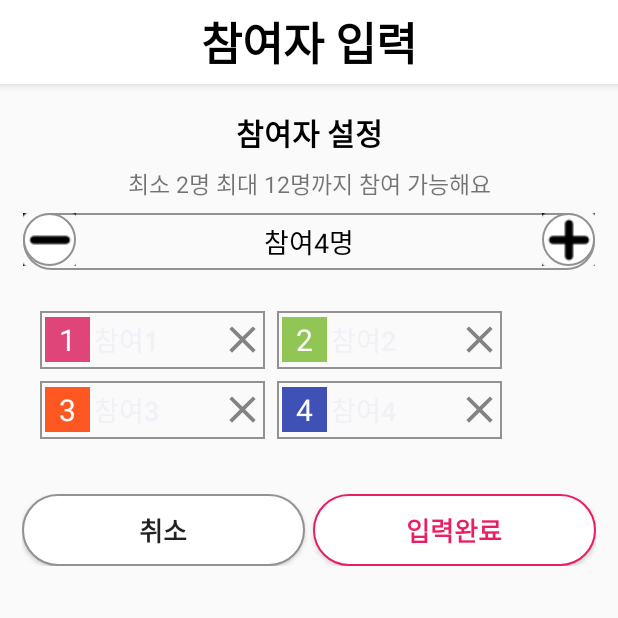
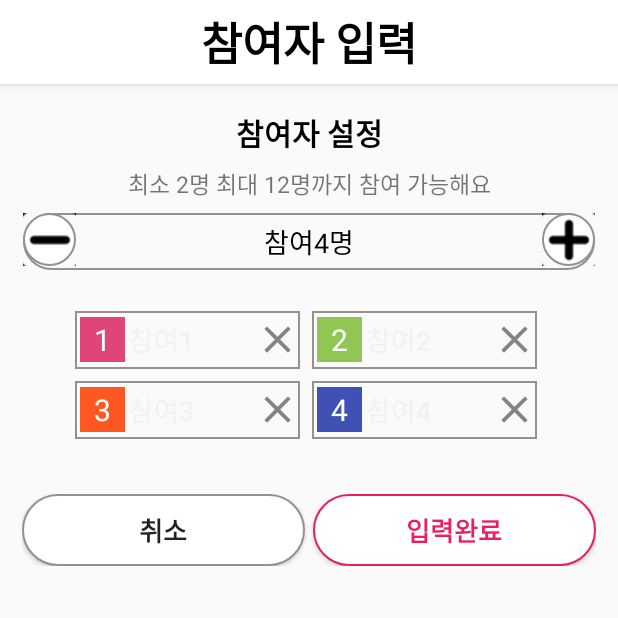
Before and after one commit to EunHoJeong/LadderGame, an Android app: the screen it shows after launch (ParticipantSetting), after a tap on "참여자 입력하기", on a phone screen of 412 x 824 dp, the top half of it. Run offline under Robolectric (Android 15) with nearby library versions, the phone set to English and light mode, and no system bars.

Commit message:
- Modify Result Screen -

```diff
--- a/app/build.gradle
+++ b/app/build.gradle
@@ -8,7 +8,7 @@ android {
 
     defaultConfig {
         applicationId "com.polared.laddergame"
-        minSdkVersion 15
+        minSdkVersion 22
         targetSdkVersion 30
         versionCode 1
         versionName "1.0"
--- a/app/src/main/AndroidManifest.xml
+++ b/app/src/main/AndroidManifest.xml
@@ -9,7 +9,8 @@
         android:roundIcon="@mipmap/ic_launcher_round"
         android:supportsRtl="true"
         android:theme="@style/Theme.LadderGame">
-        <activity android:name=".BetSetting"></activity>
+        <activity android:name=".BaseActivity"></activity>
+        <activity android:name=".BetSetting" />
         <activity android:name=".ParticipantSetting" />
         <activity android:name=".main.MainActivity">
             <intent-filter>
--- /dev/null
+++ b/app/src/main/java/com/polared/laddergame/BaseActivity.java
@@ -0,0 +1,34 @@
+package com.polared.laddergame;
+
+import androidx.appcompat.app.AppCompatActivity;
+
+import android.os.Bundle;
+import android.util.Log;
+
+public class BaseActivity extends AppCompatActivity {
+    public BetData betData;
+
+    @Override
+    protected void onCreate(Bundle savedInstanceState) {
+        super.onCreate(savedInstanceState);
+
+        if (savedInstanceState != null) {
+            return;
+        }
+        setContentView(R.layout.activity_base);
+
+        String[] foods = new String[]{ getString(R.string.food_black_soybean_sauce_noodle), getString(R.string.food_stew), getString(R.string.food_pork_cutlet)
+                , getString(R.string.food_jjambbong), getString(R.string.food_noodle), getString(R.string.food_pasta), getString(R.string.food_hamburger)
+                , getString(R.string.food_korean_cuisine), getString(R.string.food_raw_fish), getString(R.string.food_pizza), getString(R.string.food_stir_fried_rice_cake)
+                , getString(R.string.food_meat), getString(R.string.food_ramen), getString(R.string.food_rice_with_soy_sauce_egg), getString(R.string.food_kimchi_fried_rice)
+                , getString(R.string.food_starving)};
+
+        String exclamationFail = getString(R.string.fail_exclamation_mark);
+        String fail = getString(R.string.fail);
+        String exclamationPass = getString(R.string.prize_exclamation_mark);
+        String pass = getString(R.string.pass);
+
+        betData = new BetData(foods, exclamationFail, fail, exclamationPass, pass);
+
+    }
+}
--- /dev/null
+++ b/app/src/main/java/com/polared/laddergame/BetData.java
@@ -0,0 +1,77 @@
+package com.polared.laddergame;
+
+import android.util.Log;
+import android.widget.EditText;
+
+public class BetData {
+    public static final int NONE = 0;
+    public static final int DRAW_BLANK = 1;
+    public static final int DRAW_PRIZE = 2;
+    public static final int WHAT_EAT_TODAY = 3;
+
+    private String[] foods;
+    private String exclamationFail;
+    private String fail;
+    private String exclamationPass;
+    private String pass;
+
+    public BetData(String[] foods, String exclamationFail, String fail, String exclamationPass, String pass) {
+        this.foods = foods;
+        this.exclamationFail = exclamationFail;
+        this.fail = fail;
+        this.exclamationPass = exclamationPass;
+        this.pass = pass;
+    }
+
+
+
+
+    public String[] nameForBetWhatEatToday(int participantNumber) {
+
+        boolean[] isUsed = new boolean[foods.length];
+        String[] betName = new String[participantNumber];
+
+        for(int i = 0; i < participantNumber; i++){
+            int randomNumber = (int)(Math.random()*foods.length);
+
+            if(isUsed[randomNumber]) {
+                i--;
+                continue;
+            }else{
+                isUsed[randomNumber] = true;
+                betName[i] = foods[randomNumber];
+            }
+
+        }
+        return betName;
+    }
+
+
+    public String[] nameForBetDrawBlankOrPrize(int type, int participantNumber) {
+
+        String draw = null;
+        String message = null;
+
+        String[] betName = new String[participantNumber];
+
+        if(type == DRAW_BLANK){
+
+            draw = exclamationFail;
+            message = pass;
+        }else if(type == DRAW_PRIZE){
+            draw = exclamationPass;
+            message = fail;
+        }
+        int randomNumber = (int)(Math.random()*participantNumber);
+
+        for(int i = 0; i < participantNumber; i++){
+            betName[i] = message;
+        }
+
+        betName[randomNumber] = draw;
+
+        return betName;
+    }
+
+
+}
--- a/app/src/main/java/com/polared/laddergame/LadderResultAdapter.java
+++ b/app/src/main/java/com/polared/laddergame/LadderResultAdapter.java
@@ -5,8 +5,6 @@ import android.view.View;
 import android.view.ViewGroup;
 import android.widget.TextView;
 
-
-import androidx.annotation.NonNull;
 import androidx.recyclerview.widget.RecyclerView;
 
 import java.util.ArrayList;
@@ -31,7 +29,7 @@ public class LadderResultAdapter extends RecyclerView.Adapter<RecyclerView.ViewH
             LadderResult result = (LadderResult) holder;
 
             int number = resultList.get(holder.getAdapterPosition()).getNumber();
-
+            if (number != -1) {
                 String participantName = resultList.get(holder.getAdapterPosition()).getParticipantName();
                 String betName = resultList.get(holder.getAdapterPosition()).getBetName();
 
@@ -42,6 +40,8 @@ public class LadderResultAdapter extends RecyclerView.Adapter<RecyclerView.ViewH
 
                 result.result_bet_name.setText(betName);
                 result.result_bet_name.setTextColor(LGColors.getColor(number));
+
+            }
         }
     }
 
--- a/app/src/main/java/com/polared/laddergame/ParticipantSetting.java
+++ b/app/src/main/java/com/polared/laddergame/ParticipantSetting.java
@@ -1,6 +1,7 @@
 package com.polared.laddergame;
 
 import androidx.appcompat.app.AppCompatActivity;
+import androidx.recyclerview.widget.GridLayoutManager;
 
 import android.annotation.SuppressLint;
 import android.app.ActionBar;
@@ -66,6 +67,8 @@ public class ParticipantSetting extends AppCompatActivity {
 
         eventHandlerFunc();
 
+
+
         for(int i = 0; i < participantNumber; i++){
             createView(i);
         }
@@ -87,6 +90,8 @@ public class ParticipantSetting extends AppCompatActivity {
             ibPlusMember.setClickable(false);
             ibPlusMember.setAlpha(0.3f);
         }
+
+
 
 
     }
--- a/app/src/main/java/com/polared/laddergame/main/MainActivity.java
+++ b/app/src/main/java/com/polared/laddergame/main/MainActivity.java
@@ -6,10 +6,11 @@ import androidx.fragment.app.FragmentTransaction;
 import android.os.Bundle;
 import android.widget.Toast;
 
+import com.polared.laddergame.BaseActivity;
 import com.polared.laddergame.LGColors;
 import com.polared.laddergame.R;
 
-public class MainActivity extends AppCompatActivity {
+public class MainActivity extends BaseActivity {
     private long backButtonTime = 0;
 
     @Override
@@ -23,7 +24,7 @@ public class MainActivity extends AppCompatActivity {
         lgColors.setColors(getApplicationContext());
 
         FragmentTransaction ft = getSupportFragmentManager().beginTransaction();
-        ft.add(R.id.main_frameLayout, MainFragment.getInstance());
+        ft.add(R.id.main_frameLayout, MainFragment.newInstance(), "main");
         ft.commit();
     }
 
@@ -36,7 +37,6 @@ public class MainActivity extends AppCompatActivity {
 
         if(getTime >= 0 && getTime <= 2000) {
             finish();
-
         }else{
             backButtonTime = currentTimeMillis;
             Toast.makeText(getApplicationContext(), "뒤로가기를 한번 더 누르면 앱이 종료됩니다.", Toast.LENGTH_SHORT).show();
--- a/app/src/main/java/com/polared/laddergame/main/MainFragment.java
+++ b/app/src/main/java/com/polared/laddergame/main/MainFragment.java
@@ -27,6 +27,7 @@ import androidx.fragment.app.FragmentTransaction;
 import androidx.lifecycle.Observer;
 
 import com.google.gson.Gson;
+import com.polared.laddergame.BetData;
 import com.polared.laddergame.BetSetting;
 import com.polared.laddergame.CallbackLadderResult;
 import com.polared.laddergame.LGColors;
@@ -49,7 +50,6 @@ public class MainFragment extends Fragment {
     private static final int RESULT_BET = 200;
     private static final int SWITCH_SCREEN = 10;
 
-    private static MainFragment mainFragment;
 
     private LinearLayout ladderLayout;
     private RelativeLayout relativeLayout;
@@ -71,8 +71,8 @@ public class MainFragment extends Fragment {
     private boolean isStart;
 
     private LadderViewModel viewModel;
+    private View view;
 
-    View view;
 
     private Handler handler = new Handler(Looper.getMainLooper()){
 
@@ -109,6 +109,7 @@ public class MainFragment extends Fragment {
                     int beforeNumber = participantNum;
                     participantNum = result.getData().getIntExtra("participantNumber", 4);
 
+
                     if(result.getResultCode() == RESULT_PARTICIPANT){
 
                         String jsonParticipantNames = result.getData().getStringExtra("jsonParticipantNames");
@@ -133,9 +134,32 @@ public class MainFragment extends Fragment {
                         setBetName();
                     }
 
+                    if (beforeNumber != participantNum) {
+                        setToType(typePosition);
+                        setBetName();
+                    }
+
+
 
                 }
             });
+
+    public void setToType(int type) {
+
+        switch(type){
+
+            case BetData.DRAW_BLANK:
+            case BetData.DRAW_PRIZE:
+                betNames = ((MainActivity)getContext()).betData.nameForBetDrawBlankOrPrize(type, participantNum);
+                break;
+
+            case BetData.WHAT_EAT_TODAY:
+                betNames = ((MainActivity)getContext()).betData.nameForBetWhatEatToday(participantNum);
+                break;
+            default:
+        }
+
+    }
 
     private void getBetName(){
         for (int i = 0; i < participantNum; i++) {
@@ -163,18 +187,16 @@ public class MainFragment extends Fragment {
         }
     }
 
-    public static Fragment getInstance(){
-        if (mainFragment == null) {
-            mainFragment = new MainFragment();
-        }
-        return mainFragment;
+    public static Fragment newInstance(){
+        return new MainFragment();
     }
 
 
 
     @Override
     public View onCreateView(LayoutInflater inflater, ViewGroup container, Bundle savedInstanceState) {
-        if (getActivity().getSupportFragmentManager().findFragmentByTag("result") == null) {
+
+        if (getArguments() == null) {
             view = LayoutInflater.from(getContext()).inflate(R.layout.fragment_main, container, false);
 
             setViewModel();
@@ -199,9 +221,11 @@ public class MainFragment extends Fragment {
             resultList = new ArrayList<>();
         }
 
-        if (mainFragment.getArguments() !=null && mainFragment.getArguments().getString("clear") != null) {
+
+
+
+        if (getArguments() != null && getArguments().getString("clear") != null) {
             allClear();
-
         }
 
 
@@ -272,7 +296,7 @@ public class MainFragment extends Fragment {
         FragmentTransaction ft = getActivity().getSupportFragmentManager().beginTransaction();
         ft.setCustomAnimations(R.anim.fade_in, R.anim.fade_out);
         ft.replace(R.id.main_frameLayout, ladderResultFragment, "result");
-        ft.addToBackStack(null);
+        ft.addToBackStack("main");
 
         ft.commit();
 
@@ -353,8 +377,10 @@ public class MainFragment extends Fragment {
         });
     }
 
+
     private void shuffleBetName() {
         Random random = new Random();
+
         for (int i = 0; i < betNames.length; i++) {
             int shuffle = random.nextInt(betNames.length);
             String temp = betNames[i];
--- a/app/src/main/res/layout/activity_bet_setting.xml
+++ b/app/src/main/res/layout/activity_bet_setting.xml
@@ -56,7 +56,7 @@
 
     <GridLayout
         android:id="@+id/gridLayout"
-        android:layout_width="match_parent"
+        android:layout_width="350dp"
         android:layout_height="wrap_content"
         android:orientation="horizontal"
         android:columnCount="2"
--- a/app/src/main/res/layout/activity_participant_setting.xml
+++ b/app/src/main/res/layout/activity_participant_setting.xml
@@ -66,12 +66,14 @@
 
     <GridLayout
         android:id="@+id/gridLayout"
-        android:layout_width="match_parent"
+        android:layout_width="350dp"
         android:layout_height="wrap_content"
         android:orientation="horizontal"
         android:columnCount="2"
+        android:layout_gravity="center"
         android:padding="15dp"
         android:useDefaultMargins="true">
+
 
     </GridLayout>
 
--- a/app/src/main/res/layout/bet_item.xml
+++ b/app/src/main/res/layout/bet_item.xml
@@ -24,6 +24,7 @@
         android:layout_height="30dp"
         android:layout_centerVertical="true"
         android:layout_alignEnd="@id/edtBetName"
-        android:background="@drawable/clear" />
+        android:background="@drawable/clear"
+        android:layout_alignRight="@id/edtBetName" />
 
 </RelativeLayout>
--- a/app/src/main/res/layout/participan_item.xml
+++ b/app/src/main/res/layout/participan_item.xml
@@ -2,7 +2,7 @@
 <RelativeLayout xmlns:android="http://schemas.android.com/apk/res/android"
     android:layout_marginTop="10dp"
     android:layout_width="160dp"
-    android:ignoreGravity="@id/ibTextClear"
+    android:layout_gravity="center_horizontal"
     android:layout_height="wrap_content">
 
 
@@ -27,7 +27,8 @@
         android:maxLines="1"
         android:inputType="text"
         android:imeOptions="actionNext"
-        android:background="@drawable/widget_border"/>
+        android:background="@drawable/widget_border"
+        android:paddingLeft="36dp" />
 
     <ImageButton
         android:id="@+id/ibTextClear"
@@ -35,7 +36,8 @@
         android:layout_height="30dp"
         android:layout_centerVertical="true"
         android:layout_alignEnd="@id/edtParticipantName"
-        android:background="@drawable/clear" />
+        android:background="@drawable/clear"
+        android:layout_alignRight="@id/edtParticipantName" />
 
 
 </RelativeLayout>
--- a/app/src/main/res/layout/recyclerview_result_ladder.xml
+++ b/app/src/main/res/layout/recyclerview_result_ladder.xml
@@ -4,7 +4,7 @@
     android:layout_height="wrap_content"
     android:orientation="vertical"
     android:layout_gravity="center"
-    android:background="@drawable/layout_border">
+    android:background="@drawable/layout_item_border">
 
 
     <TextView
--- a/app/src/main/res/values/strings.xml
+++ b/app/src/main/res/values/strings.xml
@@ -22,7 +22,6 @@
     <string name="prize_exclamation_mark">당첨!!</string>
 
 
-
     <string name="what_should_i_eat_today">오늘 뭐 먹지</string>
     <string name="food_black_soybean_sauce_noodle">짜장면</string>
     <string name="food_stew">찌개</string>
@@ -42,11 +41,9 @@
     <string name="food_starving">굶기</string>
 
 
-
     <string name="do_it_again">다시하기</string>
 
     <string name="overall_results">전체결과</string>
 
 
-
 </resources>
```
Also changed, not shown: app/src/main/java/com/polared/laddergame/BetSetting.java (+33 -93 lines), app/src/main/java/com/polared/laddergame/LadderResultFragment.java (+16 -7 lines), app/src/main/res/drawable/layout_border.xml (+3 -14 lines), app/src/main/res/drawable/layout_item_border.xml (added, +15 -0 lines), app/src/main/res/layout/activity_base.xml (added, +9 -0 lines). Lines whose indentation alone changed are shown as unchanged.
